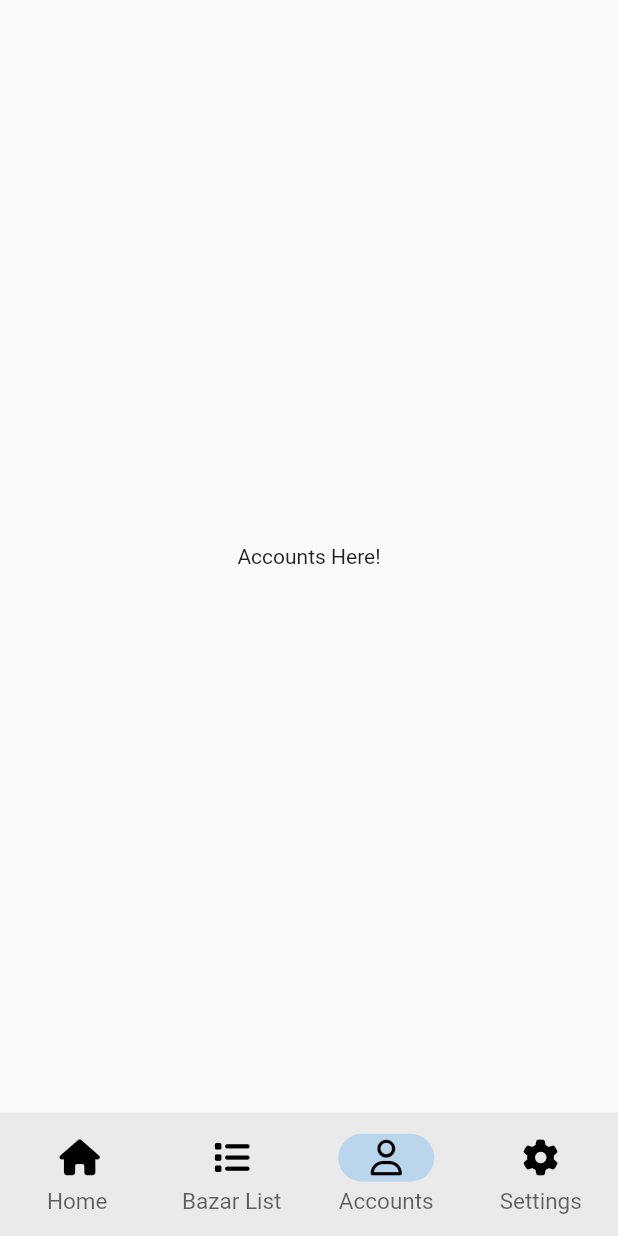
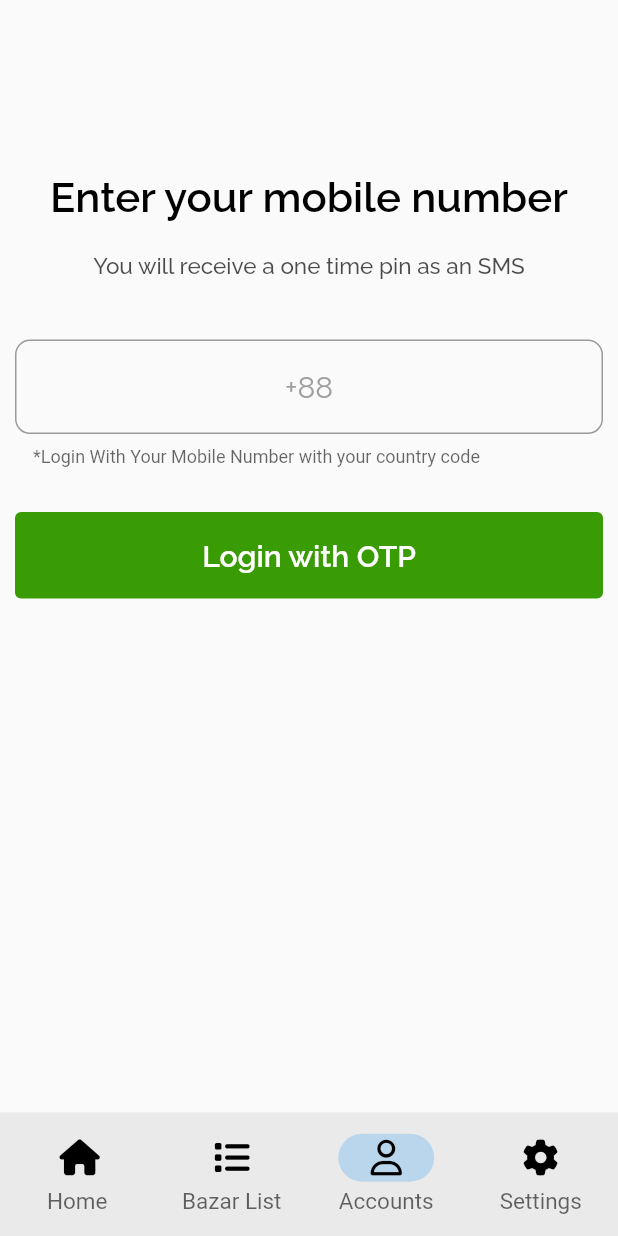
Before and after one commit to mdsami/dor_flutter, a Flutter app: the screen it shows after launch, item 3 of the bottom bar chosen, on a phone screen of 412 x 824 dp. Run offline on Flutter 3.47's test engine with Material 2 defaults, Android fonts, the phone set to English and light mode, and no system bars; our stand-ins replace font_awesome_flutter, get, google_fonts.

Commit message:
login-screen

```diff
--- a/lib/constants/widgets/bottom_bar.dart
+++ b/lib/constants/widgets/bottom_bar.dart
@@ -1,4 +1,5 @@
 import 'package:dam_dor/views/area/screens/select_area_screen.dart';
+import 'package:dam_dor/views/auth/login/screens/login_screen.dart';
 import 'package:dam_dor/views/market/screens/market_list_screen.dart';
 import 'package:flutter/material.dart';
 import 'package:font_awesome_flutter/font_awesome_flutter.dart';
@@ -18,9 +19,7 @@ class _BottomBarState extends State<BottomBar> {
     Center(
       child: Text('Bazar List Here!'),
     ),
-    Center(
-      child: Text('Accounts Here!'),
-    ),
+    LoginScreen(),
     Center(
       child: Text('Settings Here!'),
     ),
--- /dev/null
+++ b/lib/views/auth/login/screens/login_screen.dart
@@ -0,0 +1,98 @@
+import 'package:flutter/material.dart';
+import 'package:google_fonts/google_fonts.dart';
+
+class LoginScreen extends StatefulWidget {
+  const LoginScreen({Key? key}) : super(key: key);
+
+  @override
+  State<LoginScreen> createState() => _LoginScreenState();
+}
+
+class _LoginScreenState extends State<LoginScreen> {
+  @override
+  Widget build(BuildContext context) {
+    final size = MediaQuery.of(context).size;
+    return Scaffold(
+      body: Column(
+        crossAxisAlignment: CrossAxisAlignment.center,
+        children: [
+          SizedBox(
+            height: size.height * 0.14,
+          ),
+          Align(
+            child: Text(
+              'Enter your mobile number',
+              textAlign: TextAlign.center,
+              style: GoogleFonts.raleway(
+                fontSize: 28,
+                color: Colors.black,
+                fontWeight: FontWeight.w600,
+              ),
+            ),
+          ),
+          SizedBox(
+            height: 20,
+          ),
+          Text(
+            'You will receive a one time pin as an SMS',
+            style: GoogleFonts.raleway(
+              fontSize: 15,
+              color: Colors.black.withOpacity(0.7),
+              fontWeight: FontWeight.w500,
+            ),
+          ),
+          SizedBox(
+            height: 30,
+          ),
+          Padding(
+            padding: const EdgeInsets.all(10.0),
+            child: TextField(
+              textAlign: TextAlign.center,
+              decoration: InputDecoration(
+                helperText:
+                    '*Login With Your Mobile Number with your country code',
+                hintText: '+88',
+                hintStyle: GoogleFonts.raleway(
+                  fontSize: 20,
+                  color: Colors.grey,
+                ),
+                border: OutlineInputBorder(
+                  borderRadius: BorderRadius.circular(10),
+                  borderSide: BorderSide(
+                    color: Colors.grey,
+                  ),
+                ),
+              ),
+            ),
+          ),
+          SizedBox(
+            height: 20,
+          ),
+          Padding(
+            padding: const EdgeInsets.symmetric(
+              horizontal: 10.0,
+            ),
+            child: TextButton(
+              style: TextButton.styleFrom(
+                backgroundColor: Color(0xff3a9c05),
+                minimumSize: Size(
+                  double.infinity,
+                  size.height * 0.07,
+                ),
+              ),
+              onPressed: () {},
+              child: Text(
+                'Login with OTP',
+                style: GoogleFonts.raleway(
+                  fontSize: 20,
+                  color: Colors.white,
+                  fontWeight: FontWeight.w600,
+                ),
+              ),
+            ),
+          ),
+        ],
+      ),
+    );
+  }
+}
--- a/pubspec.yaml
+++ b/pubspec.yaml
@@ -36,6 +36,7 @@ dependencies:
   get: ^4.6.5
   flutter_launcher_icons: ^0.10.0
   font_awesome_flutter: ^10.1.0
+  google_fonts: ^3.0.1
 
 dev_dependencies:
   flutter_test:
```
Also changed, not shown: pubspec.lock, 1 other file.
